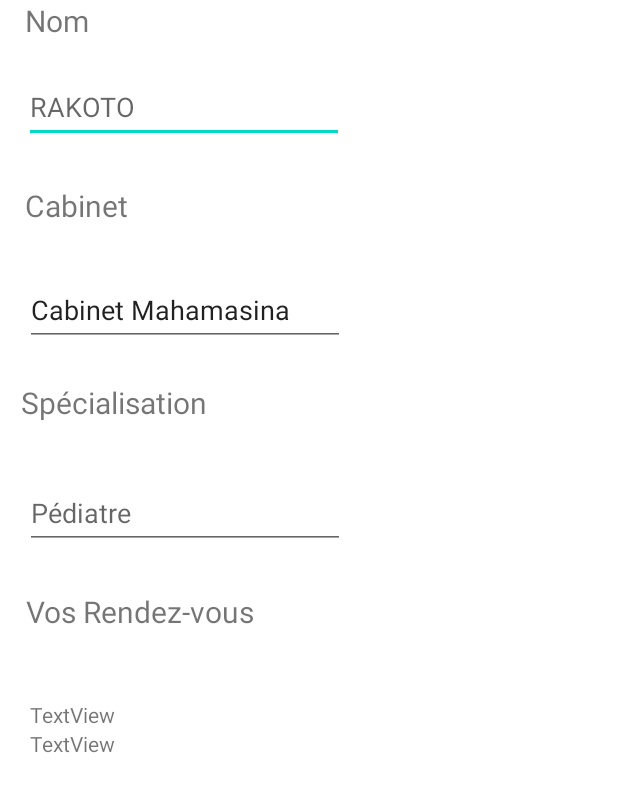
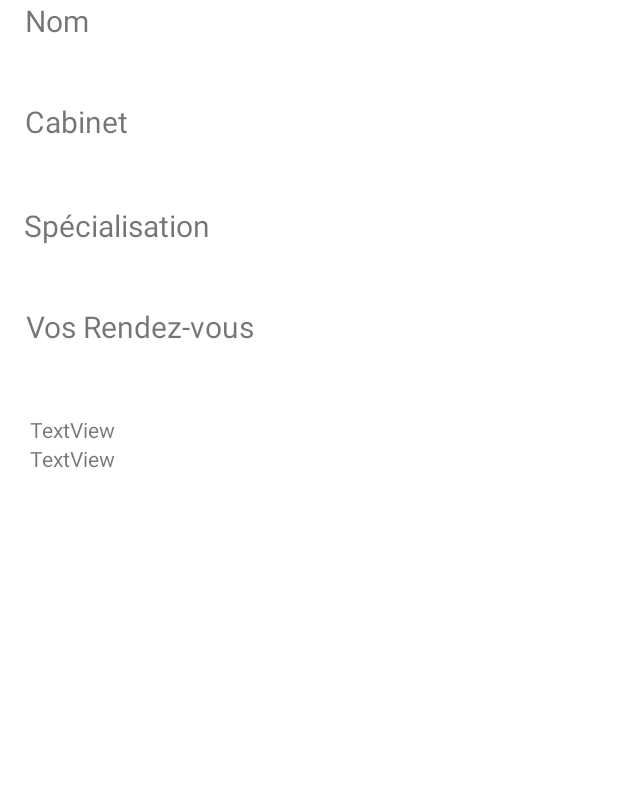
Before and after one commit to andyDBL/amandrEK, an Android app: the layout activity_profil_vendeur.xml on its own in the app's theme, with its tools: preview values and no code run, on a phone screen of 412 x 824 dp. Shown: the top 792 px of the screen. Run offline under Robolectric (Android 15) with nearby library versions, the phone set to English and light mode, and no system bars.

Commit message:
feat : Création page de profil du vendeur (Affichage des informations sans liste des rendez-vous)

```diff
--- a/app/src/main/res/layout/activity_profil_vendeur.xml
+++ b/app/src/main/res/layout/activity_profil_vendeur.xml
@@ -17,83 +17,41 @@
         app:layout_constraintStart_toStartOf="parent"
         tools:layout_editor_absoluteY="16dp" />
 
-    <EditText
-        android:id="@+id/editTextNameVendeur"
-        android:layout_width="wrap_content"
-        android:layout_height="wrap_content"
-        android:layout_marginTop="20dp"
-        android:ems="10"
-        android:hint="RAKOTO"
-        android:inputType="textPersonName"
-        android:minHeight="48dp"
-        app:layout_constraintEnd_toEndOf="parent"
-        app:layout_constraintHorizontal_bias="0.079"
-        app:layout_constraintStart_toStartOf="parent"
-        app:layout_constraintTop_toBottomOf="@+id/textViewNameVendeur" />
-
     <TextView
         android:id="@+id/textViewCabinet"
         android:layout_width="wrap_content"
         android:layout_height="wrap_content"
-        android:layout_marginTop="28dp"
+        android:layout_marginTop="40dp"
         android:text="Cabinet"
         android:textSize="20sp"
         app:layout_constraintEnd_toEndOf="parent"
         app:layout_constraintHorizontal_bias="0.049"
         app:layout_constraintStart_toStartOf="parent"
-        app:layout_constraintTop_toBottomOf="@+id/editTextNameVendeur" />
-
-    <EditText
-        android:id="@+id/editTextCabinet"
-        android:layout_width="wrap_content"
-        android:layout_height="wrap_content"
-        android:layout_marginTop="32dp"
-        android:ems="10"
-        android:inputType="textPersonName"
-        android:minHeight="48dp"
-        android:text="Cabinet Mahamasina"
-        app:layout_constraintEnd_toEndOf="parent"
-        app:layout_constraintHorizontal_bias="0.084"
-        app:layout_constraintStart_toStartOf="parent"
-        app:layout_constraintTop_toBottomOf="@+id/textViewCabinet" />
+        app:layout_constraintTop_toBottomOf="@+id/textViewNameVendeur" />
 
     <TextView
         android:id="@+id/textViewSpecialisation"
         android:layout_width="wrap_content"
         android:layout_height="wrap_content"
-        android:layout_marginTop="24dp"
+        android:layout_marginTop="42dp"
         android:text="Spécialisation"
         android:textSize="20sp"
         app:layout_constraintEnd_toEndOf="parent"
-        app:layout_constraintHorizontal_bias="0.049"
+        app:layout_constraintHorizontal_bias="0.056"
         app:layout_constraintStart_toStartOf="parent"
-        app:layout_constraintTop_toBottomOf="@+id/editTextCabinet" />
-
-    <EditText
-        android:id="@+id/editTextSpecialisation"
-        android:layout_width="wrap_content"
-        android:layout_height="wrap_content"
-        android:layout_marginTop="36dp"
-        android:ems="10"
-        android:hint="Pédiatre"
-        android:inputType="textPersonName"
-        android:minHeight="48dp"
-        app:layout_constraintEnd_toEndOf="parent"
-        app:layout_constraintHorizontal_bias="0.084"
-        app:layout_constraintStart_toStartOf="parent"
-        app:layout_constraintTop_toBottomOf="@+id/textViewSpecialisation" />
+        app:layout_constraintTop_toBottomOf="@+id/textViewCabinet" />
 
     <TextView
         android:id="@+id/textViewRendezVous"
         android:layout_width="wrap_content"
         android:layout_height="wrap_content"
-        android:layout_marginTop="28dp"
+        android:layout_marginTop="40dp"
         android:text="Vos Rendez-vous"
         android:textSize="20sp"
         app:layout_constraintEnd_toEndOf="parent"
         app:layout_constraintHorizontal_bias="0.066"
         app:layout_constraintStart_toStartOf="parent"
-        app:layout_constraintTop_toBottomOf="@+id/editTextSpecialisation" />
+        app:layout_constraintTop_toBottomOf="@+id/textViewSpecialisation" />
 
     <LinearLayout
         android:layout_width="409dp"
```
Also changed, not shown: app/src/main/java/com/example/amandreka/ProfilVendeur.java (+27 -4 lines), app/src/main/java/com/example/amandreka/VendeurActivity.java (+7 -0 lines).
